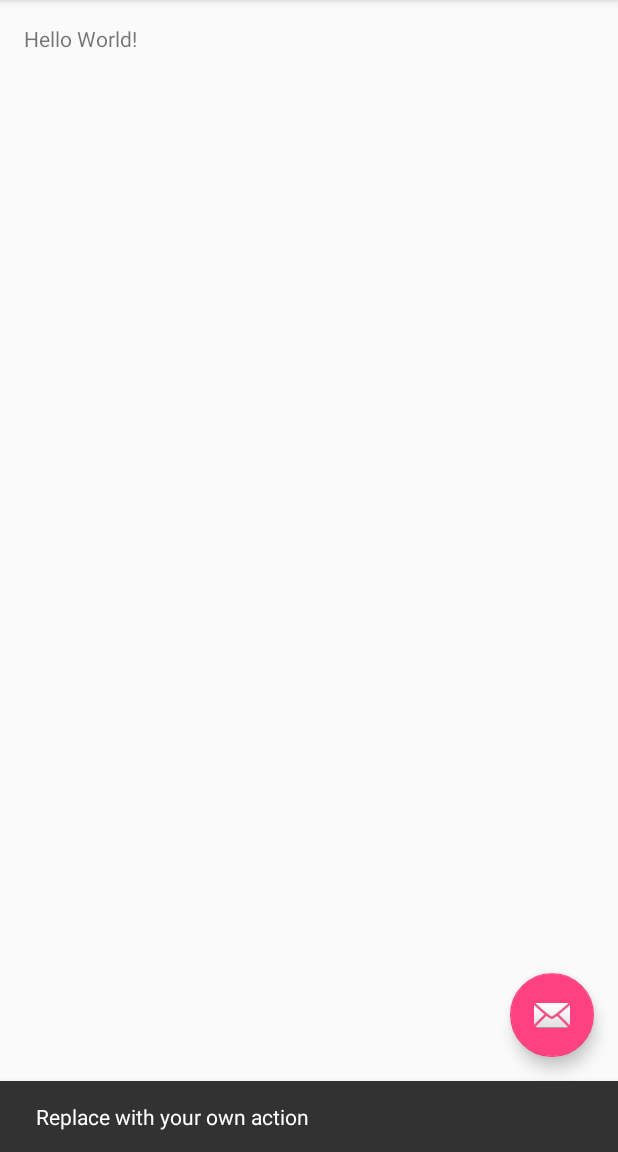
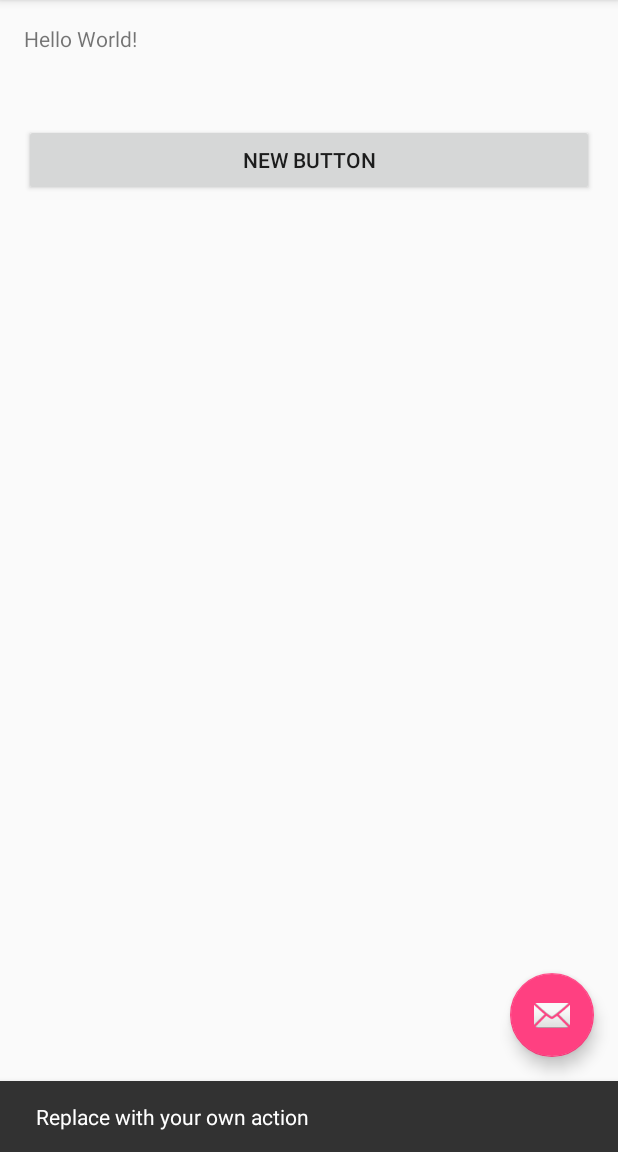
Before and after one commit to madvirus420/ezmoney, an Android app: the screen it shows after launch (MainActivity), after a tap on an icon or button, on a phone screen of 412 x 824 dp, the part 84-1236 px from its top. Run offline under Robolectric (Android 15) with nearby library versions, the phone set to English and light mode, and no system bars.

Commit message:
Second basic commit

```diff
--- a/app/build.gradle
+++ b/app/build.gradle
@@ -24,4 +24,6 @@ dependencies {
     testCompile 'junit:junit:4.12'
     compile 'com.android.support:appcompat-v7:23.1.1'
     compile 'com.android.support:design:23.1.1'
+    compile 'com.github.paolorotolo:appintro:3.2.0'
+    compile 'com.koushikdutta.ion:ion:+'
 }
--- a/app/src/main/res/layout/content_main.xml
+++ b/app/src/main/res/layout/content_main.xml
@@ -15,5 +15,16 @@
     <TextView
         android:layout_width="wrap_content"
         android:layout_height="wrap_content"
-        android:text="Hello World!" />
+        android:text="Hello World!"
+        android:id="@+id/textView" />
+
+    <Button
+        android:layout_width="fill_parent"
+        android:layout_height="wrap_content"
+        android:text="New Button"
+        android:id="@+id/button"
+        android:layout_below="@+id/textView"
+        android:layout_alignParentLeft="true"
+        android:layout_alignParentStart="true"
+        android:layout_marginTop="47dp" />
 </RelativeLayout>
--- a/app/src/main/res/values/strings.xml
+++ b/app/src/main/res/values/strings.xml
@@ -1,4 +1,5 @@
 <resources>
     <string name="app_name">ezmoney</string>
     <string name="action_settings">Settings</string>
+    <string name="action_register">Register Wallet</string>
 </resources>
```
